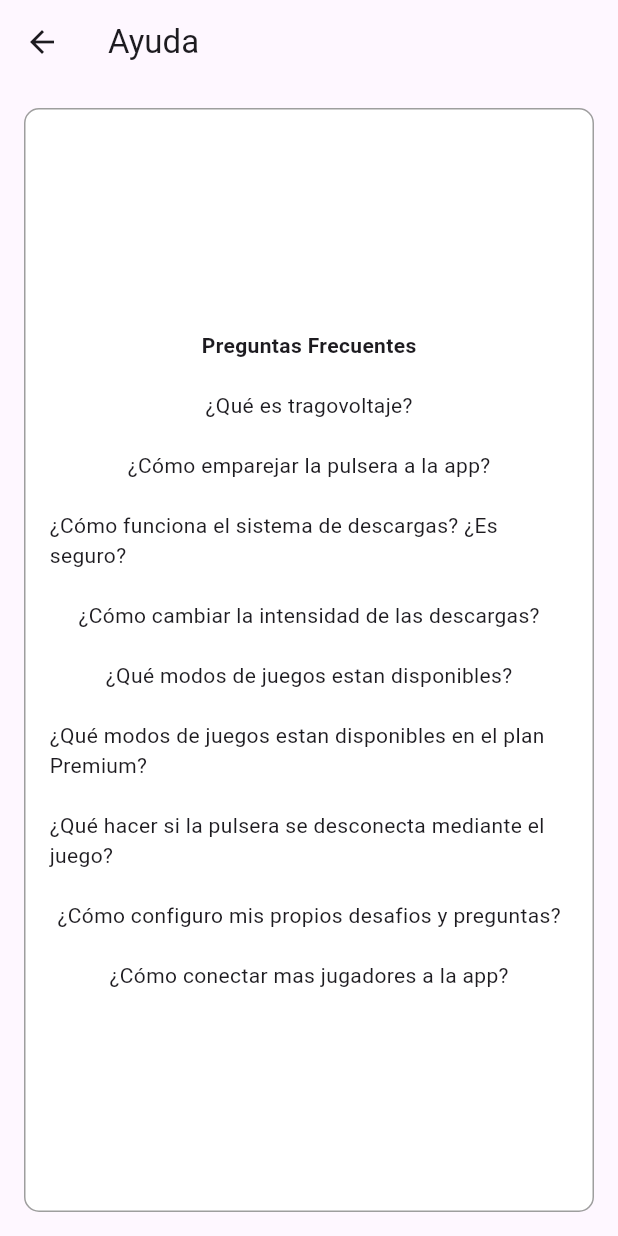
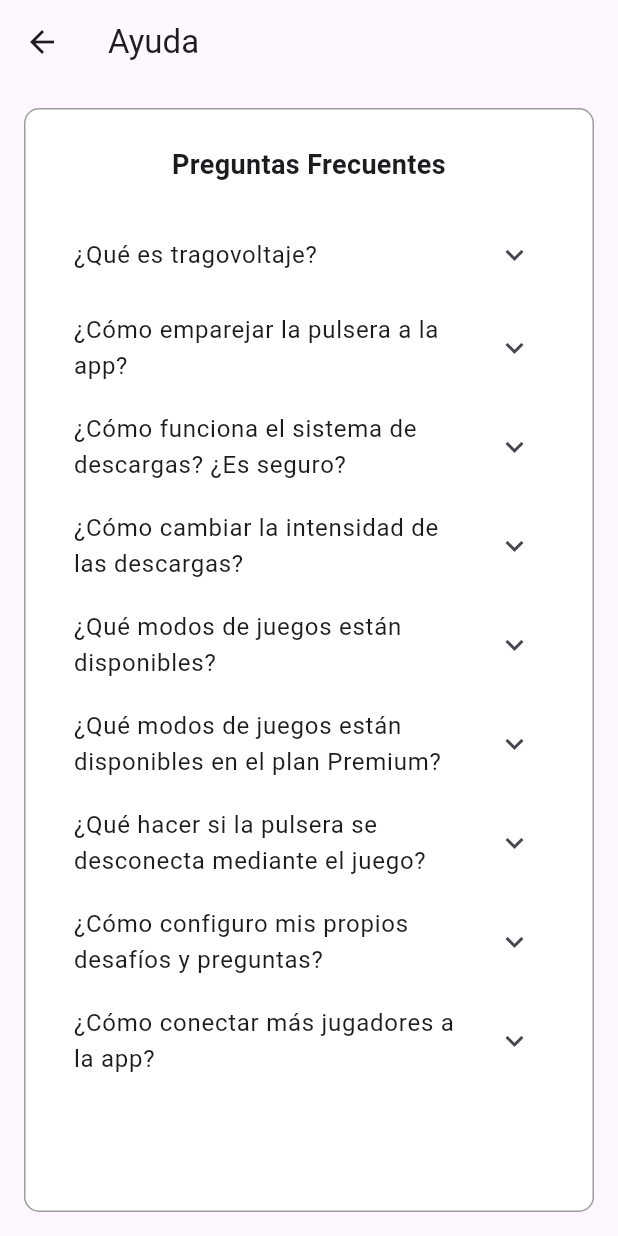
Before and after one commit to enneeeeer/tragovoltaje, a Flutter app: the HelpPage screen opened directly, on a phone screen of 412 x 824 dp. Run offline on Flutter 3.47's test engine with Material 3 defaults, Android fonts, the phone set to English and light mode, and no system bars; our stand-ins replace flutter_animate, font_awesome_flutter.

Commit message:
preguntas de ayuda

```diff
--- a/flutter_application_2/lib/help_page.dart
+++ b/flutter_application_2/lib/help_page.dart
@@ -18,34 +18,120 @@ class HelpPage extends StatelessWidget {
             border: Border.all(color: Colors.grey),
             borderRadius: BorderRadius.circular(10),
           ),
-          child: Column(
-            mainAxisAlignment: MainAxisAlignment.center,
-            crossAxisAlignment: CrossAxisAlignment.center,
+          child: ListView(
             children: [
-              Text.rich(
-                TextSpan(
-                  text: 'Preguntas Frecuentes',
-                  style: TextStyle(fontWeight: FontWeight.bold),
+              Padding(
+                padding: const EdgeInsets.symmetric(vertical: 8.0),
+                child: Text(
+                  'Preguntas Frecuentes',
+                  style: TextStyle(fontWeight: FontWeight.bold, fontSize: 18),
+                  textAlign: TextAlign.center,
                 ),
               ),
-              SizedBox(height: 20),
-              Text('¿Qué es tragovoltaje?'),
-              SizedBox(height: 20),
-              Text('¿Cómo emparejar la pulsera a la app?'),
-              SizedBox(height: 20),
-              Text('¿Cómo funciona el sistema de descargas? ¿Es seguro?'),
-              SizedBox(height: 20),
-              Text('¿Cómo cambiar la intensidad de las descargas?'),
-              SizedBox(height: 20),
-              Text('¿Qué modos de juegos estan disponibles?'),
-              SizedBox(height: 20),
-              Text('¿Qué modos de juegos estan disponibles en el plan Premium?'),
-              SizedBox(height: 20),
-              Text('¿Qué hacer si la pulsera se desconecta mediante el juego?'),
-              SizedBox(height: 20),
-              Text('¿Cómo configuro mis propios desafios y preguntas?'),
-              SizedBox(height: 20),
-              Text('¿Cómo conectar mas jugadores a la app?'),
+              SizedBox(height: 10),
+              ExpansionTile(
+                title: Text('¿Qué es tragovoltaje?'),
+                children: [
+                  Padding(
+                    padding: const EdgeInsets.all(16.0),
+                    child: Text(
+                      'Tragovoltaje es la marca que le dimos a la creción de nuestra pulsera que utiliza descargas eléctricas para hacer retos en juegos sociales de forma divertida y segura a través de esta app.',
+                    ),
+                  ),
+                ],
+              ),
+              ExpansionTile(
+                title: Text('¿Cómo emparejar la pulsera a la app?'),
+                children: [
+                  Padding(
+                    padding: const EdgeInsets.all(16.0),
+                    child: Text(
+                      'Para emparejar la pulsera, enciéndela y abre la app. En la página principal, selecciona se conectará automáticamente después que hayas encendido tu bluetooth',
+                    ),
+                  ),
+                ],
+              ),
+              ExpansionTile(
+                title:
+                    Text('¿Cómo funciona el sistema de descargas? ¿Es seguro?'),
+                children: [
+                  Padding(
+                    padding: const EdgeInsets.all(16.0),
+                    child: Text(
+                      'El sistema de descargas está diseñado para ser seguro y controlado. La intensidad es regulada para ser inofensiva y divertida.',
+                    ),
+                  ),
+                ],
+              ),
+              ExpansionTile(
+                title: Text('¿Cómo cambiar la intensidad de las descargas?'),
+                children: [
+                  Padding(
+                    padding: const EdgeInsets.all(16.0),
+                    child: Text(
+                      'Está por verse.',
+                    ),
+                  ),
+                ],
+              ),
+              ExpansionTile(
+                title: Text('¿Qué modos de juegos están disponibles?'),
+                children: [
+                  Padding(
+                    padding: const EdgeInsets.all(16.0),
+                    child: Text(
+                      'La app ofrece varios modos de juego, como el modo básico, aventura, confesiones, desafío y extremo.',
+                    ),
+                  ),
+                ],
+              ),
+              ExpansionTile(
+                title: Text(
+                    '¿Qué modos de juegos están disponibles en el plan Premium?'),
+                children: [
+                  Padding(
+                    padding: const EdgeInsets.all(16.0),
+                    child: Text(
+                      'El plan Premium incluye modos exclusivos, como el modo extremo y personalizado, aparte podrás librarte de los anuncios para jugar sin interrupciones.',
+                    ),
+                  ),
+                ],
+              ),
+              ExpansionTile(
+                title: Text(
+                    '¿Qué hacer si la pulsera se desconecta mediante el juego?'),
+                children: [
+                  Padding(
+                    padding: const EdgeInsets.all(16.0),
+                    child: Text(
+                      'Si la pulsera se desconecta, intenta reconectarla desde la configuración de la app o reinicia el dispositivo si el problema persiste.',
+                    ),
+                  ),
+                ],
+              ),
+              ExpansionTile(
+                title:
+                    Text('¿Cómo configuro mis propios desafíos y preguntas?'),
+                children: [
+                  Padding(
+                    padding: const EdgeInsets.all(16.0),
+                    child: Text(
+                      'Puedes configurar tus propios desafíos y preguntas en el modo de personalización dentro de la app. (por verse)',
+                    ),
+                  ),
+                ],
+              ),
+              ExpansionTile(
+                title: Text('¿Cómo conectar más jugadores a la app?'),
+                children: [
+                  Padding(
+                    padding: const EdgeInsets.all(16.0),
+                    child: Text(
+                      'por verse',
+                    ),
+                  ),
+                ],
+              ),
             ],
           ),
         ),
```
